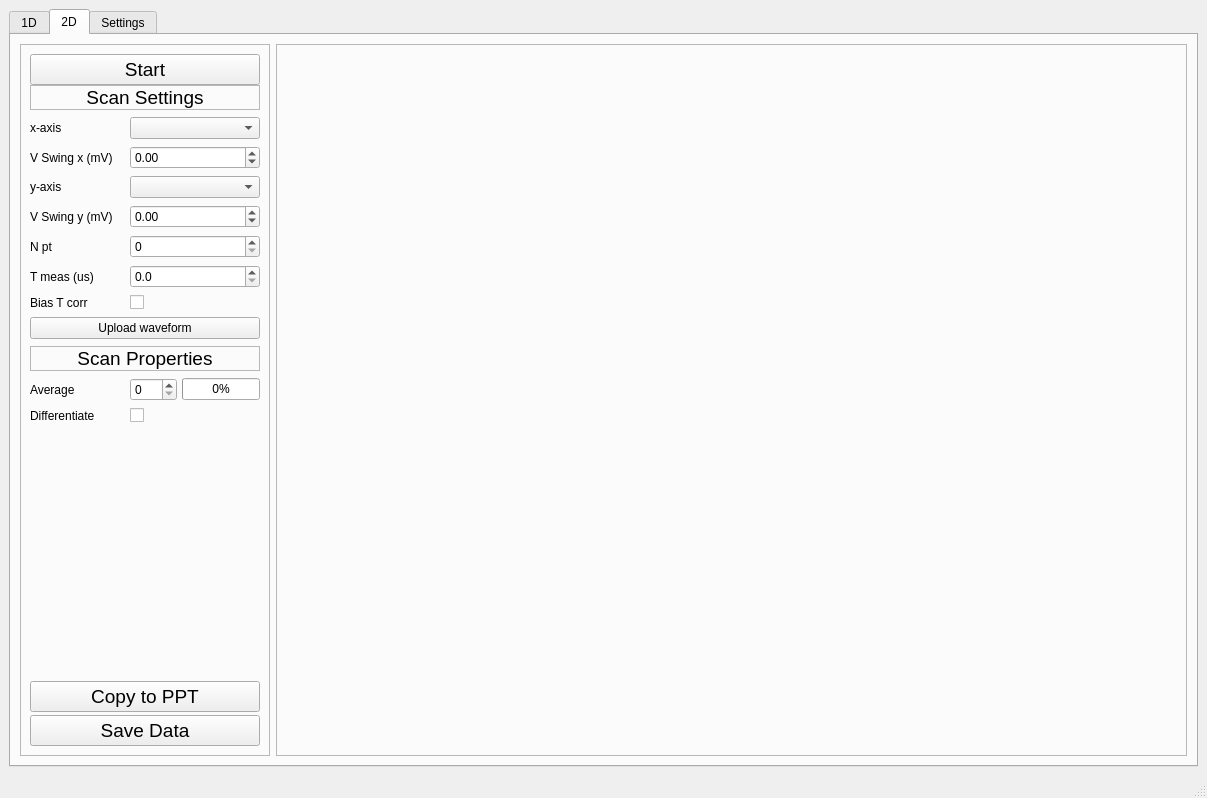
This is core_tools/GUI/keysight_videomaps/GUI/GUI.ui in stephanlphilips/core_tools as Qt 5 draws it before an edit. The edited form follows.
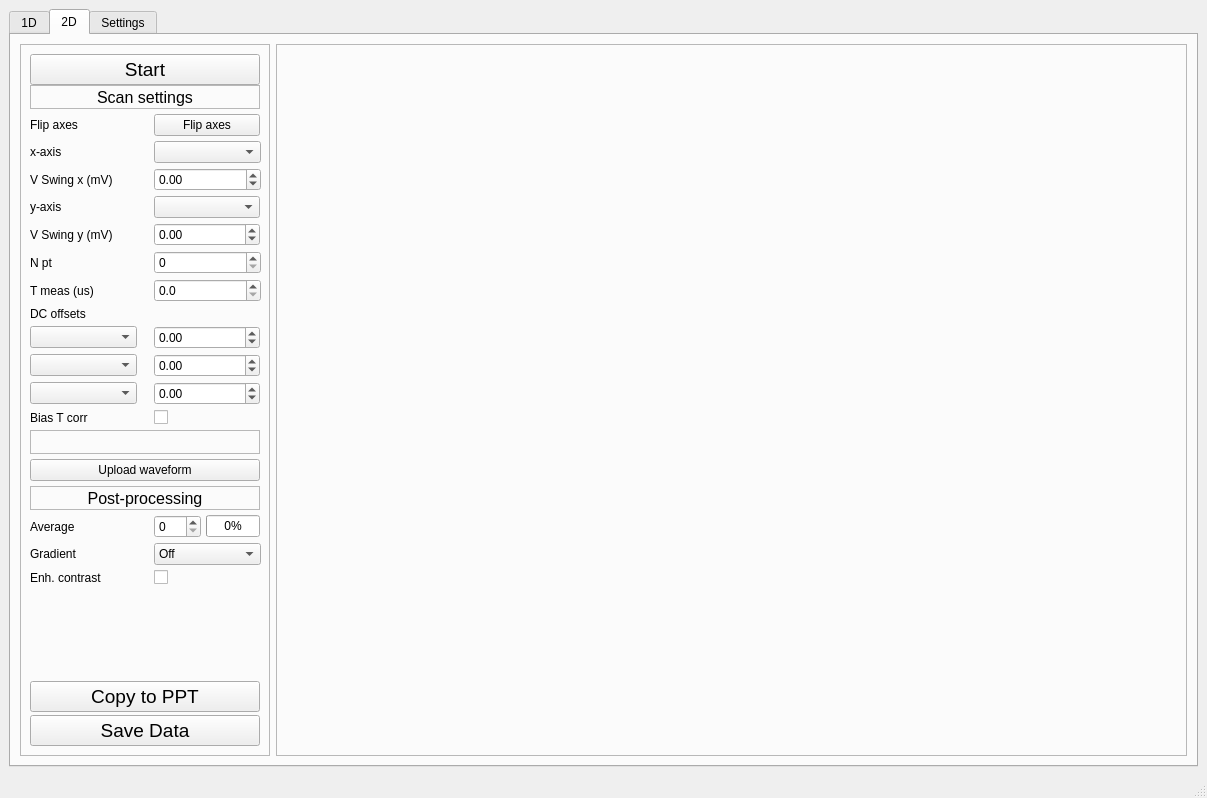
This is the edited form.

Commit message: Major update VideoMode. Added: * line margin: extra points before/after fast sweep to reduce artifact at line start * DC compensation pre-pulse to reduce bias-T error * DC offsets on up to 3 gates * gradient magnitude and gradient x,y  using Sobel operator * bias-T RC time check * flip axis * n columns

The edit to the form file:
```diff
--- a/core_tools/GUI/keysight_videomaps/GUI/GUI.ui
+++ b/core_tools/GUI/keysight_videomaps/GUI/GUI.ui
@@ -489,7 +489,7 @@
                 <number>17</number>
                </property>
                <property name="verticalSpacing">
-                <number>7</number>
+                <number>5</number>
                </property>
                <property name="leftMargin">
                 <number>0</number>
@@ -516,14 +516,14 @@
                  </property>
                  <property name="font">
                   <font>
-                   <pointsize>14</pointsize>
+                   <pointsize>12</pointsize>
                   </font>
                  </property>
                  <property name="frameShape">
                   <enum>QFrame::StyledPanel</enum>
                  </property>
                  <property name="text">
-                  <string>Scan Settings</string>
+                  <string>Scan settings</string>
                  </property>
                  <property name="alignment">
                   <set>Qt::AlignCenter</set>
@@ -537,13 +537,27 @@
                 </widget>
                </item>
                <item row="1" column="0">
+                <widget class="QLabel" name="label_26">
+                 <property name="text">
+                  <string>Flip axes</string>
+                 </property>
+                </widget>
+               </item>
+               <item row="1" column="1">
+                <widget class="QPushButton" name="_flip_axes">
+                 <property name="text">
+                  <string>Flip axes</string>
+                 </property>
+                </widget>
+               </item>
+               <item row="2" column="0">
                 <widget class="QLabel" name="_1D_gate_name_label_3">
                  <property name="text">
                   <string>x-axis</string>
                  </property>
                 </widget>
                </item>
-               <item row="1" column="1">
+               <item row="2" column="1">
                 <widget class="QComboBox" name="_2D_gate1_name">
                  <property name="enabled">
                   <bool>true</bool>
@@ -562,14 +576,14 @@
                  </property>
                 </widget>
                </item>
-               <item row="2" column="0">
+               <item row="3" column="0">
                 <widget class="QLabel" name="label_17">
                  <property name="text">
                   <string>V Swing x (mV)</string>
                  </property>
                 </widget>
                </item>
-               <item row="2" column="1">
+               <item row="3" column="1">
                 <widget class="QDoubleSpinBox" name="_2D_V1_swing">
                  <property name="minimumSize">
                   <size>
@@ -591,24 +605,24 @@
                  </property>
                 </widget>
                </item>
-               <item row="3" column="0">
+               <item row="4" column="0">
                 <widget class="QLabel" name="label_24">
                  <property name="text">
                   <string>y-axis</string>
                  </property>
                 </widget>
                </item>
-               <item row="3" column="1">
+               <item row="4" column="1">
                 <widget class="QComboBox" name="_2D_gate2_name"/>
                </item>
-               <item row="4" column="0">
+               <item row="5" column="0">
                 <widget class="QLabel" name="label_25">
                  <property name="text">
                   <string>V Swing y (mV)</string>
                  </property>
                 </widget>
                </item>
-               <item row="4" column="1">
+               <item row="5" column="1">
                 <widget class="QDoubleSpinBox" name="_2D_V2_swing">
                  <property name="minimum">
                   <double>-3000.000000000000000</double>
@@ -618,14 +632,14 @@
                  </property>
                 </widget>
                </item>
-               <item row="5" column="0">
+               <item row="6" column="0">
                 <widget class="QLabel" name="label_18">
                  <property name="text">
                   <string>N pt</string>
                  </property>
                 </widget>
                </item>
-               <item row="5" column="1">
+               <item row="6" column="1">
                 <widget class="QSpinBox" name="_2D_npt">
                  <property name="minimumSize">
                   <size>
@@ -641,14 +655,14 @@
                  </property>
                 </widget>
                </item>
-               <item row="6" column="0">
+               <item row="7" column="0">
                 <widget class="QLabel" name="label_19">
                  <property name="text">
                   <string>T meas (us)</string>
                  </property>
                 </widget>
                </item>
-               <item row="6" column="1">
+               <item row="7" column="1">
                 <widget class="QDoubleSpinBox" name="_2D_t_meas">
                  <property name="minimumSize">
                   <size>
@@ -664,28 +678,156 @@
                  </property>
                 </widget>
                </item>
-               <item row="7" column="0">
+               <item row="8" column="0" colspan="2">
+                <widget class="QLabel" name="label_DC_offsets2D">
+                 <property name="text">
+                  <string>DC offsets</string>
+                 </property>
+                </widget>
+               </item>
+               <item row="9" column="0">
+                <widget class="QComboBox" name="_2D_offset1_name">
+                 <property name="enabled">
+                  <bool>true</bool>
+                 </property>
+                 <property name="sizePolicy">
+                  <sizepolicy hsizetype="Expanding" vsizetype="Fixed">
+                   <horstretch>0</horstretch>
+                   <verstretch>0</verstretch>
+                  </sizepolicy>
+                 </property>
+                 <property name="minimumSize">
+                  <size>
+                   <width>107</width>
+                   <height>0</height>
+                  </size>
+                 </property>
+                </widget>
+               </item>
+               <item row="9" column="1">
+                <widget class="QDoubleSpinBox" name="_2D_offset1_voltage">
+                 <property name="minimum">
+                  <double>-1000.000000000000000</double>
+                 </property>
+                 <property name="maximum">
+                  <double>1000.000000000000000</double>
+                 </property>
+                </widget>
+               </item>
+               <item row="10" column="0">
+                <widget class="QComboBox" name="_2D_offset2_name">
+                 <property name="enabled">
+                  <bool>true</bool>
+                 </property>
+                 <property name="sizePolicy">
+                  <sizepolicy hsizetype="Expanding" vsizetype="Fixed">
+                   <horstretch>0</horstretch>
+                   <verstretch>0</verstretch>
+                  </sizepolicy>
+                 </property>
+                 <property name="minimumSize">
+                  <size>
+                   <width>107</width>
+                   <height>0</height>
+                  </size>
+                 </property>
+                </widget>
+               </item>
+               <item row="10" column="1">
+                <widget class="QDoubleSpinBox" name="_2D_offset2_voltage">
+                 <property name="minimum">
+                  <double>-1000.000000000000000</double>
+                 </property>
+                 <property name="maximum">
+                  <double>1000.000000000000000</double>
+                 </property>
+                </widget>
+               </item>
+               <item row="11" column="0">
+                <widget class="QComboBox" name="_2D_offset3_name">
+                 <property name="enabled">
+                  <bool>true</bool>
+                 </property>
+                 <property name="sizePolicy">
+                  <sizepolicy hsizetype="Expanding" vsizetype="Fixed">
+                   <horstretch>0</horstretch>
+                   <verstretch>0</verstretch>
+                  </sizepolicy>
+                 </property>
+                 <property name="minimumSize">
+                  <size>
+                   <width>107</width>
+                   <height>0</height>
+                  </size>
+                 </property>
+                </widget>
+               </item>
+               <item row="11" column="1">
+                <widget class="QDoubleSpinBox" name="_2D_offset3_voltage">
+                 <property name="minimum">
+                  <double>-1000.000000000000000</double>
+                 </property>
+                 <property name="maximum">
+                  <double>1000.000000000000000</double>
+                 </property>
+                </widget>
+               </item>
+               <item row="12" column="0">
                 <widget class="QLabel" name="label_22">
                  <property name="text">
                   <string>Bias T corr</string>
                  </property>
                 </widget>
                </item>
-               <item row="7" column="1">
+               <item row="12" column="1">
                 <widget class="QCheckBox" name="_2D_biasT_corr">
                  <property name="text">
                   <string/>
                  </property>
                 </widget>
                </item>
-               <item row="8" column="0" colspan="2">
+               <item row="13" column="0" colspan="2">
+                <widget class="QLabel" name="_2D_biasTwarning">
+                 <property name="sizePolicy">
+                  <sizepolicy hsizetype="Expanding" vsizetype="Preferred">
+                   <horstretch>0</horstretch>
+                   <verstretch>0</verstretch>
+                  </sizepolicy>
+                 </property>
+                 <property name="minimumSize">
+                  <size>
+                   <width>0</width>
+                   <height>24</height>
+                  </size>
+                 </property>
+                 <property name="frameShape">
+                  <enum>QFrame::StyledPanel</enum>
+                 </property>
+                 <property name="frameShadow">
+                  <enum>QFrame::Plain</enum>
+                 </property>
+                 <property name="text">
+                  <string></string>
+                 </property>
+                 <property name="textFormat">
+                  <enum>Qt::AutoText</enum>
+                 </property>
+                 <property name="scaledContents">
+                  <bool>false</bool>
+                 </property>
+                 <property name="alignment">
+                  <set>Qt::AlignCenter</set>
+                 </property>
+                </widget>
+               </item>
+               <item row="14" column="0" colspan="2">
                 <widget class="QPushButton" name="_2D_update_plot">
                  <property name="text">
                   <string>Upload waveform</string>
                  </property>
                 </widget>
                </item>
-               <item row="9" column="0" colspan="2">
+               <item row="15" column="0" colspan="2">
                 <widget class="QLabel" name="label_20">
                  <property name="sizePolicy">
                   <sizepolicy hsizetype="Expanding" vsizetype="Preferred">
@@ -701,7 +843,7 @@
                  </property>
                  <property name="font">
                   <font>
-                   <pointsize>14</pointsize>
+                   <pointsize>12</pointsize>
                   </font>
                  </property>
                  <property name="frameShape">
@@ -711,7 +853,7 @@
                   <enum>QFrame::Plain</enum>
                  </property>
                  <property name="text">
-                  <string notr="true">Scan Properties</string>
+                  <string notr="true">Post-processing</string>
                  </property>
                  <property name="textFormat">
                   <enum>Qt::AutoText</enum>
@@ -724,7 +866,7 @@
                  </property>
                 </widget>
                </item>
-               <item row="10" column="0">
+               <item row="16" column="0">
                 <widget class="QLabel" name="label_21">
                  <property name="whatsThis">
                   <string>&lt;html&gt;&lt;head/&gt;&lt;body&gt;&lt;p&gt;&lt;br/&gt;&lt;/p&gt;&lt;/body&gt;&lt;/html&gt;</string>
@@ -734,7 +876,7 @@
                  </property>
                 </widget>
                </item>
-               <item row="10" column="1">
+               <item row="16" column="1">
                 <layout class="QHBoxLayout" name="horizontalLayout_4">
                  <item>
                   <widget class="QSpinBox" name="_2D_average">
@@ -768,15 +910,56 @@
                  </item>
                 </layout>
                </item>
-               <item row="11" column="0">
+               <item row="17" column="0">
                 <widget class="QLabel" name="label_23">
                  <property name="text">
-                  <string>Differentiate</string>
+                  <string>Gradient</string>
                  </property>
                 </widget>
                </item>
-               <item row="11" column="1">
-                <widget class="QCheckBox" name="_2D_diff">
+               <item row="17" column="1">
+                <widget class="QComboBox" name="_2D_gradient">
+                 <property name="enabled">
+                  <bool>true</bool>
+                 </property>
+                 <property name="sizePolicy">
+                  <sizepolicy hsizetype="Expanding" vsizetype="Fixed">
+                   <horstretch>0</horstretch>
+                   <verstretch>0</verstretch>
+                  </sizepolicy>
+                 </property>
+                 <property name="minimumSize">
+                  <size>
+                   <width>107</width>
+                   <height>0</height>
+                  </size>
+                 </property>
+                 <item>
+                  <property name="text">
+                   <string>Off</string>
+                  </property>
+                </item>
+                 <item>
+                  <property name="text">
+                   <string>Magnitude</string>
+                  </property>
+                </item>
+                 <item>
+                  <property name="text">
+                   <string>Mag &amp; angle</string>
+                  </property>
+                </item>
+                </widget>
+               </item>
+               <item row="18" column="0">
+                <widget class="QLabel" name="label_contrast">
+                 <property name="text">
+                  <string>Enh. contrast</string>
+                 </property>
+                </widget>
+               </item>
+               <item row="18" column="1">
+                <widget class="QCheckBox" name="_2D_enh_contrast">
                  <property name="text">
                   <string/>
                  </property>
@@ -789,6 +972,9 @@
                <property name="orientation">
                 <enum>Qt::Vertical</enum>
                </property>
+               <property name="sizeType">
+                <enum>QSizePolicy::MinimumExpanding</enum>
+               </property>
                <property name="sizeHint" stdset="0">
                 <size>
                  <width>20</width>
```
Left out of the diff: 301 changed lines with no effect on the pictures. The commit also changes 12 other files.
